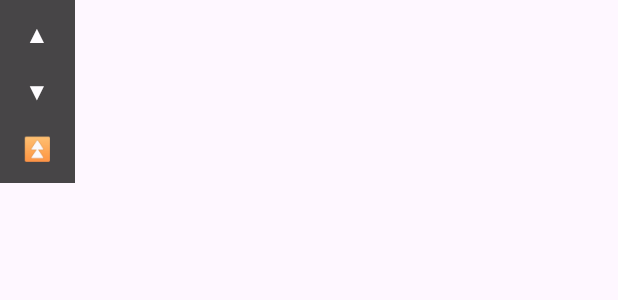
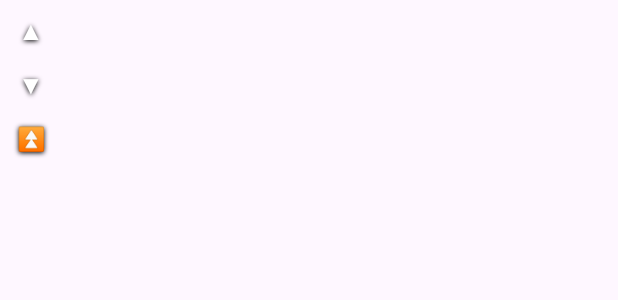
Before and after one commit to HammamNM/SwipeAssist, an Android app: the layout floating_dock.xml on its own in the app's theme, with its tools: preview values and no code run, on a phone screen of 412 x 824 dp. Shown: the top 300 px of the screen. Run offline under Robolectric (Android 15) with nearby library versions, the phone set to English and light mode, and no system bars.

Commit message:
Remove semi-transparent frame around floating buttons

```diff
--- a/app/src/main/res/layout/floating_dock.xml
+++ b/app/src/main/res/layout/floating_dock.xml
@@ -4,35 +4,45 @@
     android:layout_width="wrap_content"
     android:layout_height="wrap_content"
     android:orientation="vertical"
-    android:padding="4dp"
-    android:background="@android:color/black"
-    android:alpha="0.72">
+    android:padding="2dp">
 
     <TextView
         android:id="@+id/btnScrollUp"
-        android:layout_width="42dp"
-        android:layout_height="38dp"
+        android:layout_width="38dp"
+        android:layout_height="36dp"
         android:gravity="center"
         android:text="▲"
         android:textColor="@android:color/white"
-        android:textSize="16sp" />
+        android:textSize="17sp"
+        android:shadowColor="@android:color/black"
+        android:shadowDx="0"
+        android:shadowDy="1"
+        android:shadowRadius="4" />
 
     <TextView
         android:id="@+id/btnScrollDown"
-        android:layout_width="42dp"
-        android:layout_height="38dp"
+        android:layout_width="38dp"
+        android:layout_height="36dp"
         android:gravity="center"
         android:text="▼"
         android:textColor="@android:color/white"
-        android:textSize="16sp" />
+        android:textSize="17sp"
+        android:shadowColor="@android:color/black"
+        android:shadowDx="0"
+        android:shadowDy="1"
+        android:shadowRadius="4" />
 
     <TextView
         android:id="@+id/btnJumpTop"
-        android:layout_width="42dp"
-        android:layout_height="38dp"
+        android:layout_width="38dp"
+        android:layout_height="36dp"
         android:gravity="center"
         android:text="⏫"
         android:textColor="@android:color/holo_orange_light"
-        android:textSize="15sp" />
+        android:textSize="15sp"
+        android:shadowColor="@android:color/black"
+        android:shadowDx="0"
+        android:shadowDy="1"
+        android:shadowRadius="4" />
 
 </LinearLayout>
```
